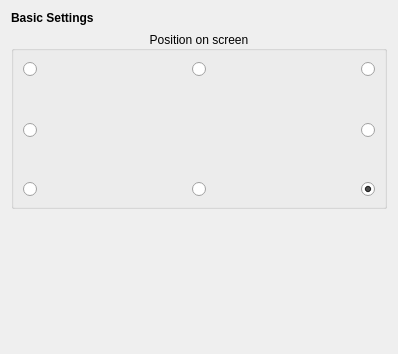
Old version of the form config/basicsettings.ui in the repository lxqt/lxqt-notificationd.
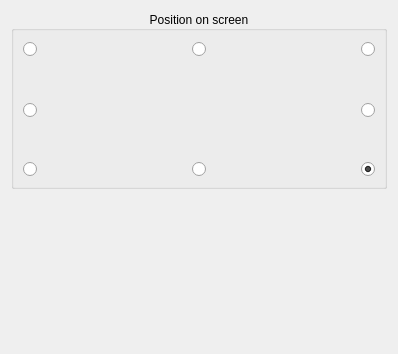
New version of the form.

Commit message:
A better layout for config dialog (#290)
As suggested by @stefonarch.

Closes https://github.com/lxqt/lxqt-notificationd/issues/289

What changed in the file:
```diff
--- a/config/basicsettings.ui
+++ b/config/basicsettings.ui
@@ -11,19 +11,6 @@
    </rect>
   </property>
   <layout class="QVBoxLayout" name="verticalLayout">
-   <item>
-    <widget class="QLabel" name="label">
-     <property name="font">
-      <font>
-       <weight>75</weight>
-       <bold>true</bold>
-      </font>
-     </property>
-     <property name="text">
-      <string>Basic Settings</string>
-     </property>
-    </widget>
-   </item>
    <item>
     <widget class="QGroupBox" name="groupBox">
      <property name="title">
```
The commit also changes 1 other file.
